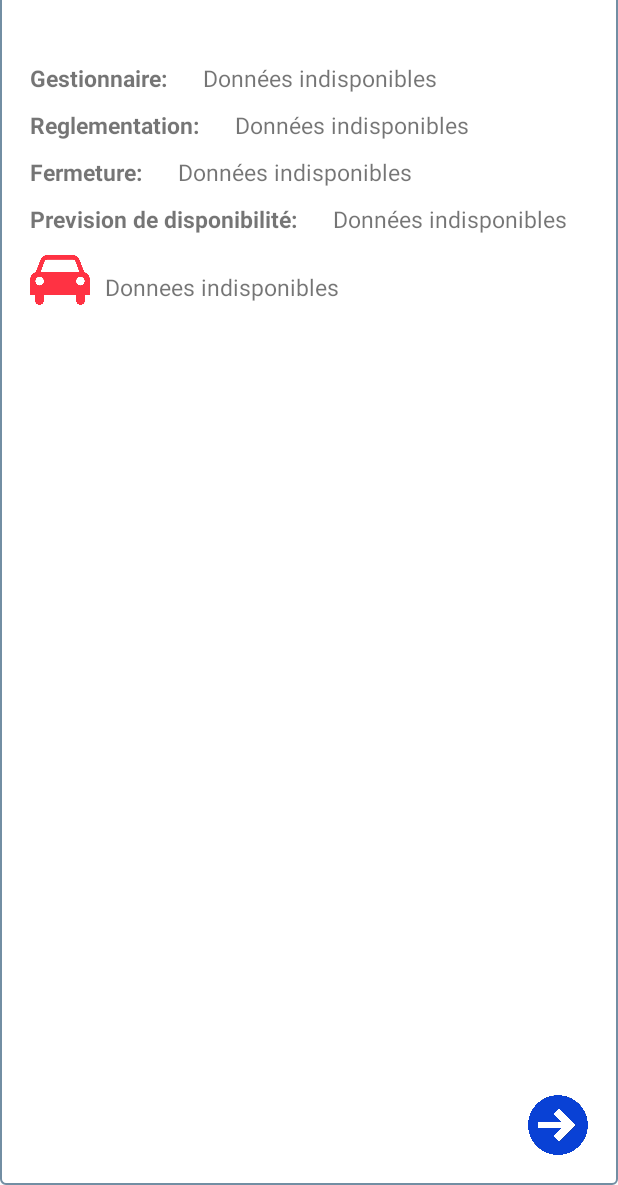
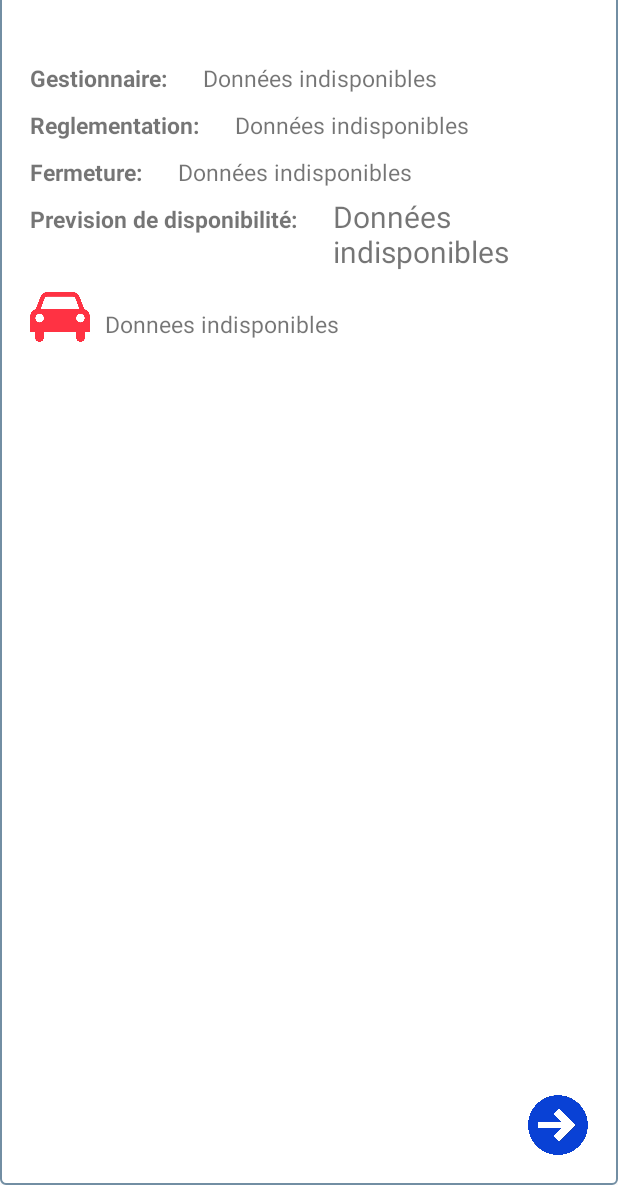
Before and after one commit to Mouhanedg56/Final_version, an Android app: the layout content_info_window.xml on its own in the app's theme, with its tools: preview values and no code run, on a phone screen of 412 x 824 dp, the part 51-1236 px from its top. Run offline under Robolectric (Android 15) with nearby library versions, the phone set to English and light mode, and no system bars.

Commit message:
- changement de "address" à  "adresse" dans  l'accueil -chagement de la taille du text de la proba dans infowindow

```diff
--- a/Parking/app/src/main/java/com/example/jeren/parking/InfoWindowActivity.java
+++ b/Parking/app/src/main/java/com/example/jeren/parking/InfoWindowActivity.java
@@ -120,9 +120,9 @@ public class InfoWindowActivity extends AppCompatActivity {
     public void setProbaText(int proba){
         String probaText = String.valueOf(proba)+"%";
         previsionView.setText(probaText);
-        if (proba>20){previsionView.setTextColor(Color.GREEN);}
-        else if (proba > 10){previsionView.setTextColor(Color.YELLOW);}
-        else if (proba >= 0){previsionView.setTextColor(Color.RED);}
+        if (proba>20){previsionView.setTextColor(getResources().getColor(R.color.greenProba));}
+        else if (proba > 10){previsionView.setTextColor(getResources().getColor(R.color.orangeProba));}
+        else if (proba >= 0){previsionView.setTextColor(getResources().getColor(R.color.redProba));}
         else{previsionView.setText(""); } /// en cas de pas avoir des données corcenant le parking
     }
 
--- a/Parking/app/src/main/res/layout/accueil.xml
+++ b/Parking/app/src/main/res/layout/accueil.xml
@@ -42,7 +42,7 @@
             android:layout_margin="10dip"
             android:background="@drawable/bg_selecter"
             android:dropDownHeight="100dp"
-            android:hint="address..."
+            android:hint="adresse..."
             android:padding="5dip"
             android:textColorHint="#AAAAAA"
             android:textSize="15dip" />
--- a/Parking/app/src/main/res/layout/content_info_window.xml
+++ b/Parking/app/src/main/res/layout/content_info_window.xml
@@ -125,7 +125,7 @@
         <TextView
             android:layout_width="wrap_content"
             android:layout_height="wrap_content"
-            android:textSize="15sp"
+            android:textSize="20sp"
             android:layout_below="@id/fermetureInfo"
             android:layout_toRightOf="@id/previsionTxt"
             android:layout_alignBaseline="@id/previsionTxt"
```
